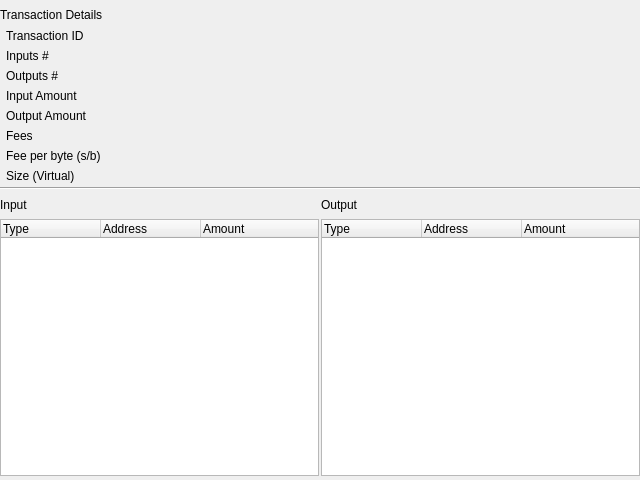
Qt form BlockSettleUILib/TransactionDetailsWidget.ui (BlockSettle/terminal) before a commit.
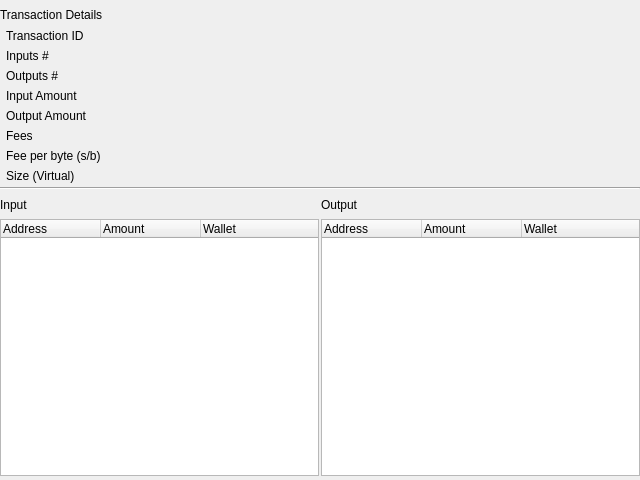
The same form after that commit. Custom widgets are drawn as their Qt base class.

```diff
--- a/BlockSettleUILib/TransactionDetailsWidget.ui
+++ b/BlockSettleUILib/TransactionDetailsWidget.ui
@@ -407,11 +407,6 @@
             <property name="alternatingRowColors">
              <bool>true</bool>
             </property>
-            <column>
-             <property name="text">
-              <string>Type</string>
-             </property>
-            </column>
             <column>
              <property name="text">
               <string>Address</string>
@@ -422,6 +417,11 @@
               <string>Amount</string>
              </property>
             </column>
+            <column>
+             <property name="text">
+              <string>Wallet</string>
+             </property>
+            </column>
            </widget>
           </item>
          </layout>
@@ -473,11 +473,6 @@
             <property name="alternatingRowColors">
              <bool>true</bool>
             </property>
-            <column>
-             <property name="text">
-              <string>Type</string>
-             </property>
-            </column>
             <column>
              <property name="text">
               <string>Address</string>
@@ -488,6 +483,11 @@
               <string>Amount</string>
              </property>
             </column>
+            <column>
+             <property name="text">
+              <string>Wallet</string>
+             </property>
+            </column>
            </widget>
           </item>
          </layout>
```
